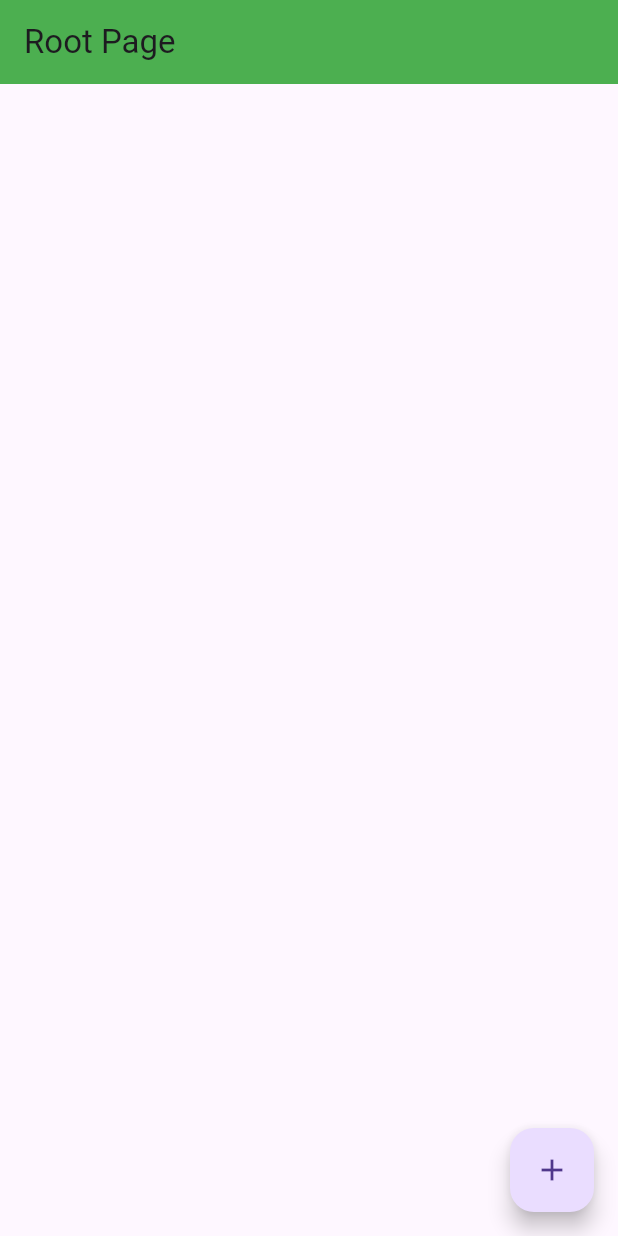
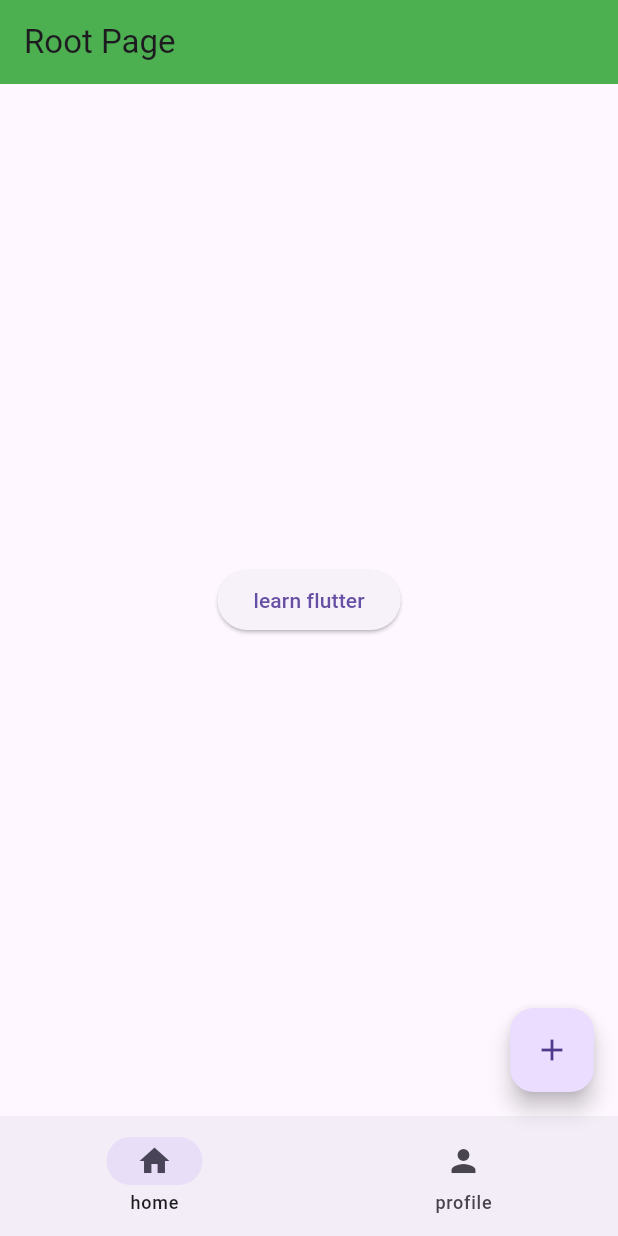
Before and after one commit to yohannes-mengistie/Flutter-intro, a Flutter app: the screen it shows after launch, on a phone screen of 412 x 824 dp. Run offline on Flutter 3.47's test engine with Material 3 defaults, Android fonts, the phone set to English and light mode, and no system bars.

Commit message:
creating diff page

```diff
--- /dev/null
+++ b/lib/home_page.dart
@@ -0,0 +1,23 @@
+import 'package:flutter/material.dart';
+import 'package:myapp/learn_flutter_page.dart';
+
+class HomePage extends StatelessWidget {
+  const HomePage({Key? key}) : super(key: key);
+
+  @override
+  Widget build(BuildContext context) {
+    return Center(
+      child: ElevatedButton(
+          onPressed: () {
+            Navigator.of(context).push(
+              MaterialPageRoute(
+                builder: (BuildContext context) {
+                  return  LearnFlutterPage();
+                },
+              ),
+            );
+          },
+          child: Text("learn flutter")),
+    );
+  }
+}
--- a/lib/main.dart
+++ b/lib/main.dart
@@ -1,4 +1,5 @@
 import 'package:flutter/material.dart';
+import 'package:myapp/home_page.dart';
 
 void main() {
   runApp(const MyApp());
@@ -27,6 +28,7 @@
 }
 
 class _RootPageState extends State<RootPage> {
+  int currentPage = 0;
   @override
   Widget build(BuildContext context) {
     return Scaffold(
@@ -34,12 +36,27 @@
         title: const Text('Root Page'),
         backgroundColor: Colors.green,
       ),
+      body: const HomePage(),
       floatingActionButton: FloatingActionButton(
         onPressed: () {
           print("you clicked me");
         },
         child: const Icon(Icons.add),
       ),
+      bottomNavigationBar: NavigationBar(
+        destinations: const [
+          NavigationDestination(icon: Icon(Icons.home), label: 'home'),
+          NavigationDestination(icon: Icon(Icons.person), label: 'profile'),
+        ],
+        onDestinationSelected: (int index) {
+          setState(() {
+
+            currentPage = index;
+          });
+
+        },
+        selectedIndex: currentPage,
+      ),
     );
   }
 }
--- a/pubspec.yaml
+++ b/pubspec.yaml
@@ -59,8 +59,8 @@ flutter:
   uses-material-design: true
 
   # To add assets to your application, add an assets section, like this:
-  # assets:
-  #   - images/a_dot_burr.jpeg
+  assets:
+    - images/
   #   - images/a_dot_ham.jpeg
 
   # An image asset can refer to one or more resolution-specific "variants", see
```
Also changed, not shown: lib/learn_flutter_page.dart (added, +31 -0 lines), images/einstein.jpg (added).
